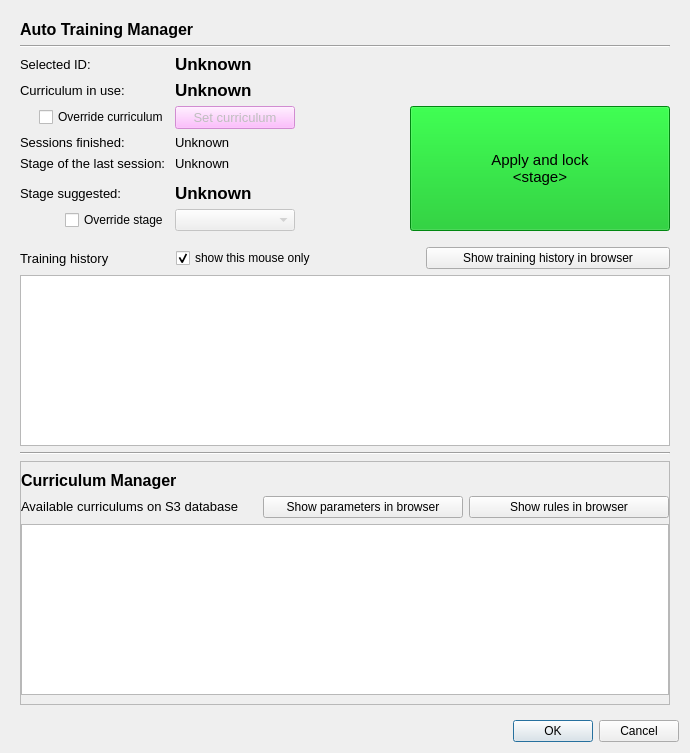
Qt form src/foraging_gui/AutoTrain.ui (AllenNeuralDynamics/dynamic-foraging-task) before a commit.
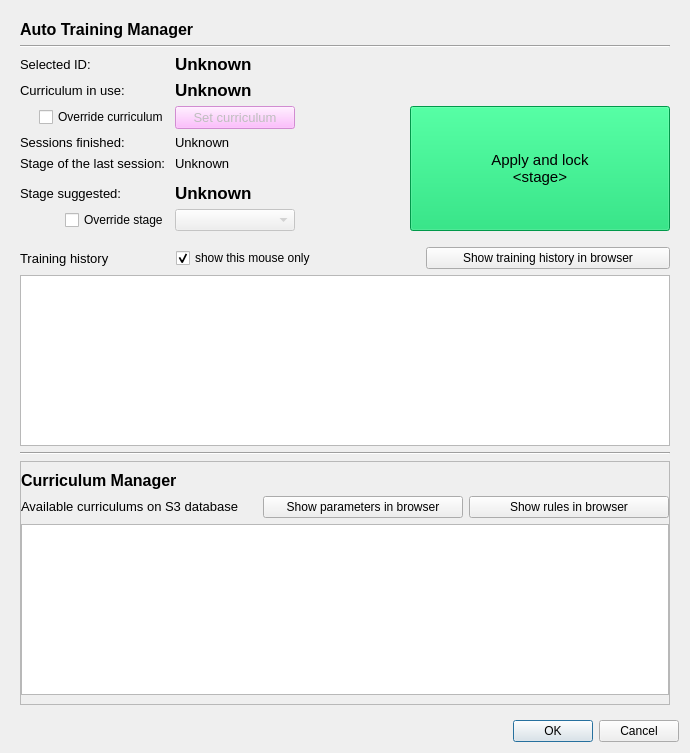
The same form after that commit.

Commit message: optimize colors for night light mode

```diff
--- a/src/foraging_gui/AutoTrain.ui
+++ b/src/foraging_gui/AutoTrain.ui
@@ -358,7 +358,7 @@
              </font>
             </property>
             <property name="styleSheet">
-             <string notr="true">background-color:  rgb(0, 189, 22);
+             <string notr="true">background-color:  rgb(0, 214, 103);
 </string>
             </property>
             <property name="text">
```
The commit also changes 4 other files.
